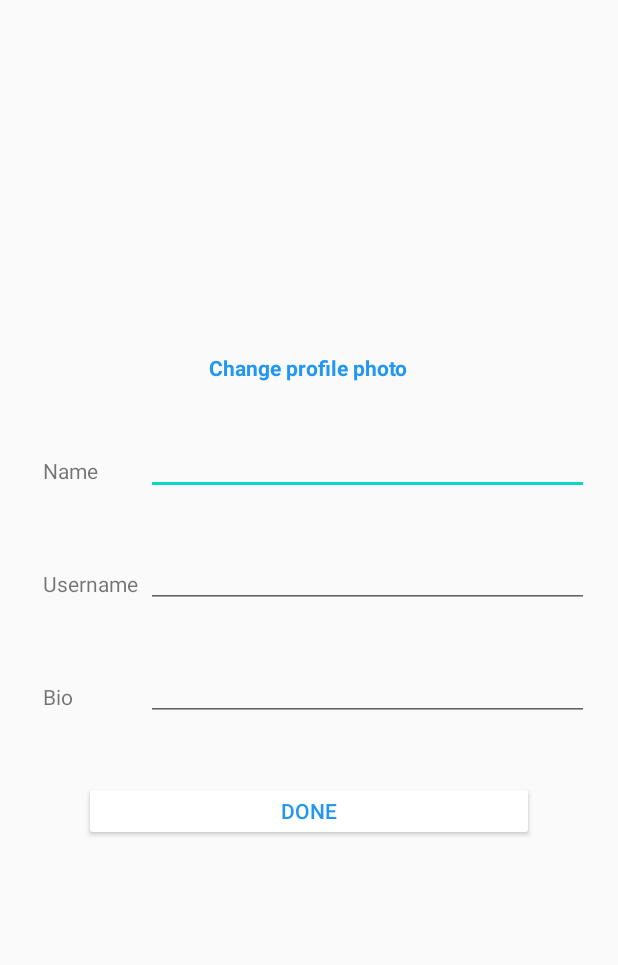
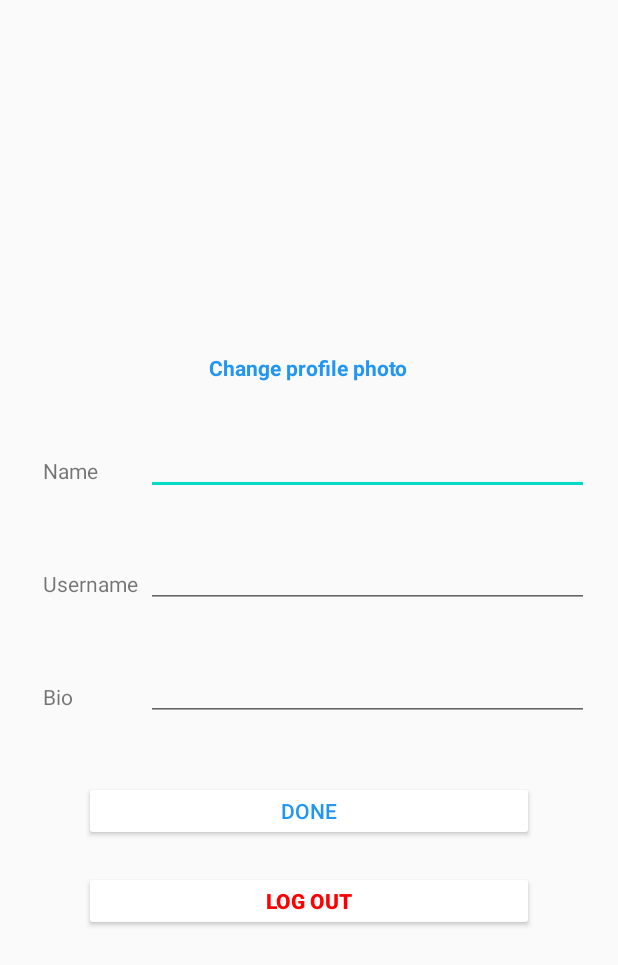
Before and after one commit to patrice99/Instagram, an Android app: the EditProfileActivity screen opened directly, with no data from a screen before it, on a phone screen of 412 x 824 dp. Shown: the top 965 px of the screen. Run offline under Robolectric (Android 15) with nearby library versions, the phone set to English and light mode, and no system bars; libraries missing offline, so code that uses them is left out: com.parse; pictures from the network do not load; 6 statements that could not run were skipped.

Commit message:
Added Logout button to EditProfile

```diff
--- a/app/src/main/res/layout/activity_edit_profile.xml
+++ b/app/src/main/res/layout/activity_edit_profile.xml
@@ -117,4 +117,16 @@
         android:text="@string/done"
         android:textColor="#2196F3" />
 
+    <Button
+        android:id="@+id/btnLogOut"
+        android:layout_width="300dp"
+        android:layout_height="40dp"
+        android:layout_below="@+id/btnDone"
+        android:layout_centerHorizontal="true"
+        android:layout_marginTop="20dp"
+        android:backgroundTint="#FFFFFF"
+        android:text="@string/log_out"
+        android:textColor="#FF0000"
+        android:textStyle="bold" />
+
 </RelativeLayout>
--- a/app/src/main/res/layout/fragment_profile.xml
+++ b/app/src/main/res/layout/fragment_profile.xml
@@ -68,6 +68,7 @@
             android:textColor="#000000"
             android:textStyle="bold"
             tools:text="Patrice Gill" />
+
     </RelativeLayout>
 
     <FrameLayout
--- a/app/src/main/res/values/strings.xml
+++ b/app/src/main/res/values/strings.xml
@@ -23,5 +23,6 @@
     <string name="bio">Bio</string>
     <string name="usernamecap">Username</string>
     <string name="done">Done</string>
+    <string name="log_out">Log out</string>
 
 </resources>
```
